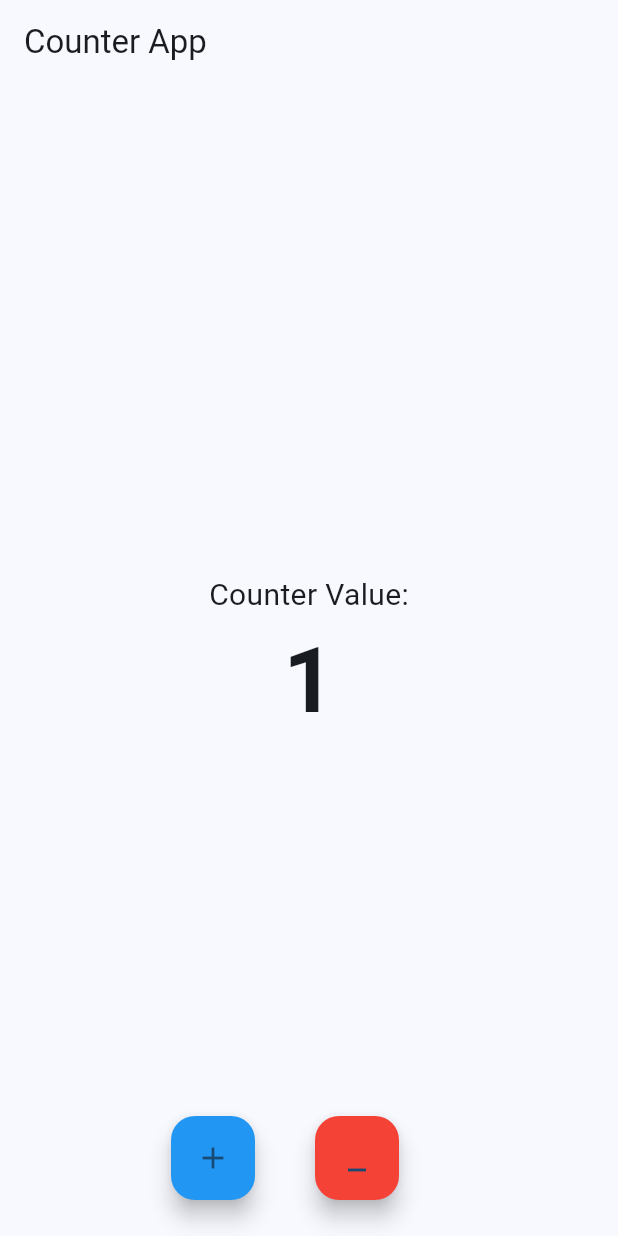
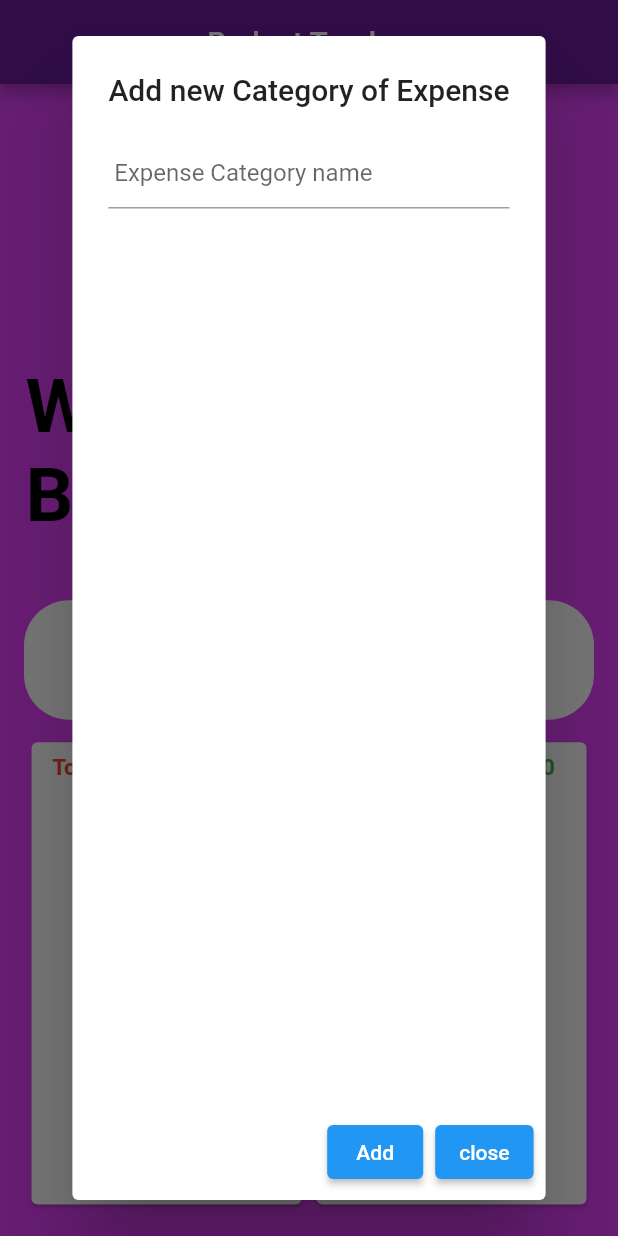
Before and after one commit to Aayush0305/22b0769_IntroToAppDev, a Flutter app: the screen it shows after launch, after a tap on the "add" icon, on a phone screen of 412 x 824 dp. Run offline on Flutter 3.47's test engine with Material 2 defaults, Android fonts, the phone set to English and light mode, and no system bars.

Commit message:
week 2 assignment submission

```diff
--- /dev/null
+++ b/lib/Category_class.dart
@@ -0,0 +1,16 @@
+import 'package:flutter/material.dart';
+class Expense{
+  String name='';
+  double amount=0;
+  Expense({required this.name,required this.amount});
+}
+class Ecategory{
+  String name='';
+  double amount=0;
+  List<Expense> exlist=[];
+}
+class Icategory{
+  String name='';
+  double amount=0;
+  List<Expense> exlist=[];
+}
--- /dev/null
+++ b/lib/home_screen.dart
@@ -0,0 +1,278 @@
+import 'package:flutter/material.dart';
+import 'expense_screen.dart';
+import 'Category_class.dart';
+import 'income_screen.dart';
+class Homescrreen extends StatefulWidget {
+  List<Ecategory> categorylist=[];
+  List<Icategory> icategorylist=[];
+   double texp=0;
+   double tinc=0;
+  @override
+  State<Homescrreen> createState() => _HomescrreenState();
+}
+
+class _HomescrreenState extends State<Homescrreen> {
+
+  @override
+  Widget build(BuildContext context) {
+
+    return Scaffold(
+      backgroundColor: Colors.purpleAccent,
+      appBar: AppBar(
+        title:  Text(
+            'Budget Tracker'
+        ),
+        centerTitle: true,
+        backgroundColor: Colors.purple[800],
+      ),
+      body: Container(
+        padding: EdgeInsets.all(16),
+        child: Column(
+          children: [
+            Expanded(
+              flex: 2,
+              child: Container(
+                padding: EdgeInsets.all(3),
+                child: Image(
+                    image: AssetImage('images/username-icon-27.jpg'),
+                fit: BoxFit.fill,
+                ),
+              ),
+            ),
+            SizedBox(height: 10,),
+            Expanded(
+              flex: 2,
+              child: Container(
+                padding:EdgeInsets.all(1),
+                child: Text('WELCOME  BACK!',
+                style: TextStyle(
+                  fontWeight: FontWeight.bold,
+                  fontSize: 50,
+                  wordSpacing: 2,
+                  color: Colors.black
+                ),
+                ),
+              ),
+            ),
+           Expanded(
+             flex: 1,
+             child: Container(
+               padding: EdgeInsets.all(0.6),
+               decoration: BoxDecoration(
+                 color: Colors.white,
+                 borderRadius: BorderRadius.all(Radius.circular(30))
+               ),
+               child: Row(
+                 children: [
+                   SizedBox(width:50 ),
+                   Text('Your Total Savings : Rs ${widget.tinc-widget.texp}',
+                   style: TextStyle(
+                     fontWeight: FontWeight.bold,
+                     color: Colors.black,
+                     fontSize:20,
+                   ),
+                   ),
+                   SizedBox(width: 50),
+
+                 ],
+               ),
+              ),
+           ),
+            SizedBox(height: 10,),
+            Expanded(
+                flex: 4,
+                child:Row(
+                  children: [
+                    Expanded(
+                      flex:1,
+                      child: Card(
+                        margin: EdgeInsets.all(5),
+                        color: Colors.white,
+                        child: Column(
+                          children: [
+                                Expanded(
+                                    flex: 1,
+                                    child: Padding(
+                                      padding: const EdgeInsets.all(8.0),
+                                      child: Text(
+                                        'Total Expenses: Rs ${widget.texp}',
+                                        style: TextStyle(
+                                          color: Colors.red,
+                                          fontSize: 15,
+                                          fontWeight: FontWeight.bold,
+                                        ),
+                                      ),
+                                    )),
+                                Expanded(
+                                  flex: 1,
+                                  child: DropdownButton(
+                                      items:widget.categorylist.map((e){
+                                        return DropdownMenuItem(child: Text('${e.name}     Rs ${e.amount}'),value: e,);}).toList(),
+                                      onChanged: (e){
+                                        setState(() {
+                                          ExCategory(e!);
+                                        });
+                                        Navigator.push(context, MaterialPageRoute(builder:(context){return ExCategory(e!);}));
+                                      }
+                                  ),
+                                ),
+                              SizedBox(height: 30,),
+                            Expanded(
+                              flex: 2,
+                              child: FloatingActionButton(
+                                onPressed: (){
+                                  var newcat= new  Ecategory();
+                                  showDialog(context: context, builder:
+                                      (context){
+                                    return Container(
+                                      child: AlertDialog(
+                                        title: Text('Add new Category of Expense'),
+                                        content:Column(
+                                            children: [
+                                              TextField(
+                                                decoration: InputDecoration(
+                                                  hintText: ' Expense Category name',
+                                                ),
+                                                onChanged: (value){
+                                                  setState(() {
+                                                    newcat.name=value;
+                                                  });
+                                                },
+                                              ),
+                                            ]
+                                        ),
+                                        actions: [
+                                          ElevatedButton(
+                                              child: Text('Add'),
+                                              onPressed: () {
+                                                widget.categorylist.map((x){setState(() {
+                                                  widget.texp=widget.texp+x.amount;});
+                                                });
+                                                setState(() {
+                                                 widget.categorylist.add(newcat);
+                                                });
+                                                Navigator.pop(context);
+                                              } ),
+                                          ElevatedButton(
+                                              onPressed: (){
+                                                Navigator.pop(context);
+                                              },
+                                              child: Text('close')
+                                          )
+                                        ],
+                                      ),
+                                    );
+                                  }
+                                  );
+                                },
+                                child: Icon(
+                                  Icons.add,
+                                ),
+                              ),
+                            ),
+                          ],
+                        ),
+                      ),
+                    ),
+                    Expanded(
+                      flex: 1,
+                      child: Card(
+                        margin: EdgeInsets.all(5),
+                        color: Colors.white,
+                        child: Column(
+                          children: [
+                                Expanded(
+                                  flex: 1,
+                                  child: Padding(
+                                    padding: const EdgeInsets.all(8.0),
+                                    child: Text(
+                                      "Total Income: Rs ${widget.tinc}",
+                                      style: TextStyle(
+                                        color: Colors.green,
+                                        fontSize: 15,
+                                        fontWeight: FontWeight.bold,
+                                      ),
+                                    ),
+                                  ),
+                                ),
+                                Expanded(
+                                  flex: 1,
+                                  child: DropdownButton(
+                                      items:widget.icategorylist.map((e){return DropdownMenuItem(child: Text('${e.name}     Rs ${e.amount}'),value: e,);}).toList(),
+                                      onChanged: (e){
+                                        setState(() {
+                                          Income(e!);
+                                        });
+                                        Navigator.push(context, MaterialPageRoute(builder:(context){return Income(e!);}));
+                                      }
+                                  ),
+                                ),SizedBox(height: 30,),
+                             Expanded(
+                               flex: 2,
+                               child: FloatingActionButton(
+                                onPressed: (){
+                                  var newcat= new  Icategory();
+                                  showDialog(context: context, builder:
+                                      (context){
+                                    return Container(
+                                      child: AlertDialog(
+                                        title: Text('Add new Category of Income'),
+                                        content:Column(
+                                            children: [
+                                              TextField(
+                                                decoration: InputDecoration(
+                                                  hintText: ' Income Category name',
+                                                ),
+                                                onChanged: (value){
+                                                  setState(() {
+                                                    newcat.name=value;
+                                                  });
+                                                },
+                                              ),
+                                            ]
+                                        ),
+                                        actions: [
+                                          ElevatedButton(
+                                              child: Text('Add'),
+                                              onPressed: () {
+                                                setState(() {
+                                                  widget.icategorylist.map((x){setState(() {
+                                                   widget.tinc=widget.tinc+x.amount;});
+                                                  });
+
+                                                  widget.icategorylist.add(newcat);
+                                                });
+                                                Navigator.pop(context);
+                                              } ),
+                                          ElevatedButton(
+                                              onPressed: (){
+                                                Navigator.pop(context);
+                                              },
+                                              child: Text('close')
+                                          )
+                                        ],
+                                      ),
+                                    );
+                                  }
+                                  );
+                                },
+                                child: Icon(
+                                  Icons.add,
+                                ),
+                            ),
+                             ),
+                          ],
+                        ),
+                      ),
+                    )
+                  ],
+                )
+            )
+          ],
+        ),
+      ) ,
+
+
+    );
+  }
+}
--- a/lib/main.dart
+++ b/lib/main.dart
@@ -1,86 +1,8 @@
 import 'package:flutter/material.dart';
-
+import 'splash_screen.dart';
 void main() {
-  runApp(CounterApp());
+  runApp(MaterialApp(
+    title: "budget traking app",
+    home: SplashScreen(),
+  ));
 }
-
-class CounterApp extends StatelessWidget {
-  @override
-  Widget build(BuildContext context) {
-    return MaterialApp(
-      title: 'Counter App ',
-      theme: ThemeData(
-        colorScheme: ColorScheme.fromSeed(seedColor: Colors.blue),
-        useMaterial3: true,
-      ),
-      home: CounterPage(),
-    );
-  }
-}
-
-class CounterPage extends StatefulWidget {
-  @override
-  _CounterPageState createState() => _CounterPageState();
-}
-
-class _CounterPageState extends State<CounterPage> {
-  int _counter = 0;
-  void _incrementCounter() {
-    setState(() {
-      _counter++;
-    });
-  }
-
-  void _decrementCounter() {
-    setState(() {
-      _counter--;
-    });
-  }
-
-  @override
-  Widget build(BuildContext context) {
-    return Scaffold(
-        appBar: AppBar(
-          title: Text('Counter App'),
-        ),
-        body: Center(
-          child: Column(
-            mainAxisAlignment: MainAxisAlignment.center,
-            children: <Widget>[
-              Text(
-                'Counter Value:',
-                style: TextStyle(fontSize: 20),
-              ),
-              Text(
-                '$_counter',
-                style: TextStyle(fontSize: 60, fontWeight: FontWeight.bold),
-              ),
-            ],
-          ),
-        ),
-        floatingActionButtonLocation: FloatingActionButtonLocation.endFloat,
-        floatingActionButton: Padding(
-          padding: const EdgeInsets.all(8.0),
-          child: Row(
-            mainAxisAlignment: MainAxisAlignment.center,
-            children: <Widget>[
-              FloatingActionButton(
-                backgroundColor: Colors.blue,
-                heroTag: "btn1",
-                onPressed: _incrementCounter,
-                child: Icon(Icons.add),
-              ),
-              SizedBox(
-                width: 40,
-              ),
-              FloatingActionButton(
-                heroTag: "btn2",
-                backgroundColor: Colors.red,
-                onPressed: _decrementCounter,
-                child: Icon(Icons.minimize),
-              )
-            ],
-          ),
-        ));
-  }
-}
--- /dev/null
+++ b/lib/splash_screen.dart
@@ -0,0 +1,52 @@
+import 'dart:async';
+import 'home_screen.dart';
+import 'package:flutter/material.dart';
+
+class SplashScreen extends StatefulWidget {
+  const SplashScreen({super.key});
+
+  @override
+  State<SplashScreen> createState() => _SplashScreenState();
+}
+
+class _SplashScreenState extends State<SplashScreen> {
+  @override
+  void initState(){
+    super.initState();
+    Timer(const Duration(seconds: 5), () {Navigator.pushReplacement(context, MaterialPageRoute(builder: (context){return Homescrreen();}));});
+  }
+  @override
+  Widget build(BuildContext context) {
+    return  Scaffold(
+      backgroundColor: Colors.cyan[800],
+     body: const Center(
+       child : Column(
+         children: [
+           Expanded(
+             flex: 2,
+             child: Icon(Icons.attach_money_sharp,
+               size: 150,
+               color:Colors.green ,
+             ),
+
+           ),
+
+           Expanded(
+             flex: 2,
+             child: Text(
+               "Budget Tracker",
+               style: TextStyle(
+                 fontWeight: FontWeight.bold,
+                 fontSize: 50,
+                 wordSpacing: 2,
+                 color: Colors.white,
+               ),
+             ),
+
+           ),
+         ],
+       )
+      ),
+    );
+  }
+}
```
Also changed, not shown: lib/expense_screen.dart (added, +113 -0 lines), lib/income_screen.dart (added, +116 -0 lines), pubspec.yaml (+4 -3 lines), images/profile-png-5.png (added), images/username-icon-27.jpg (added), 3 other files.
